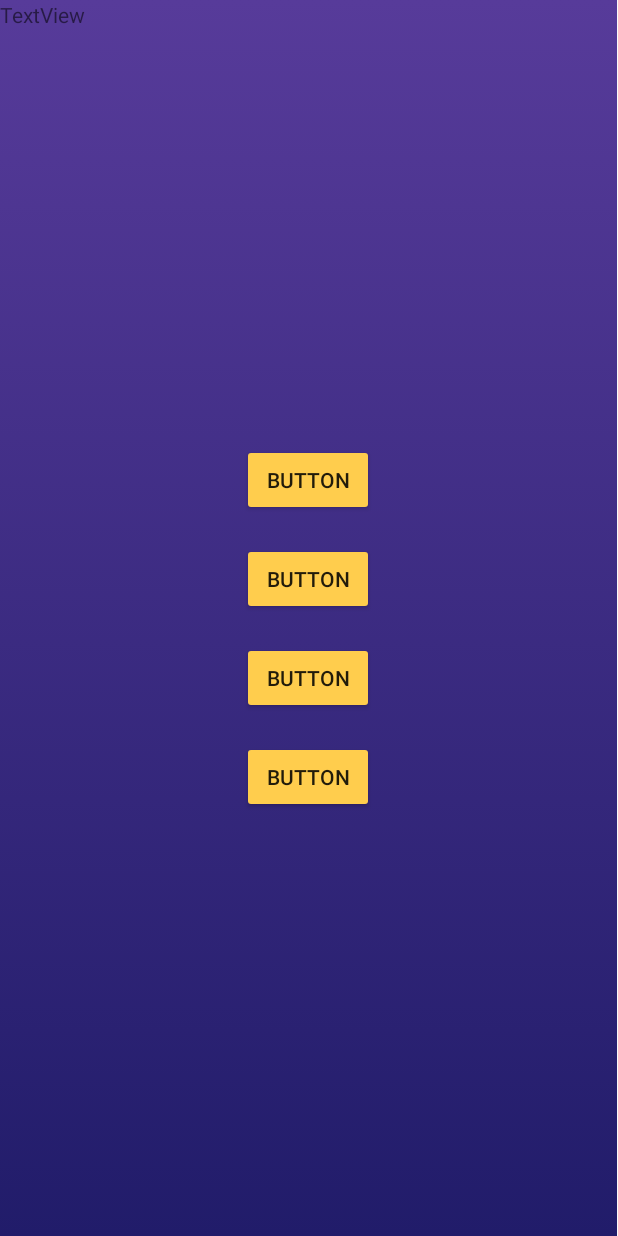
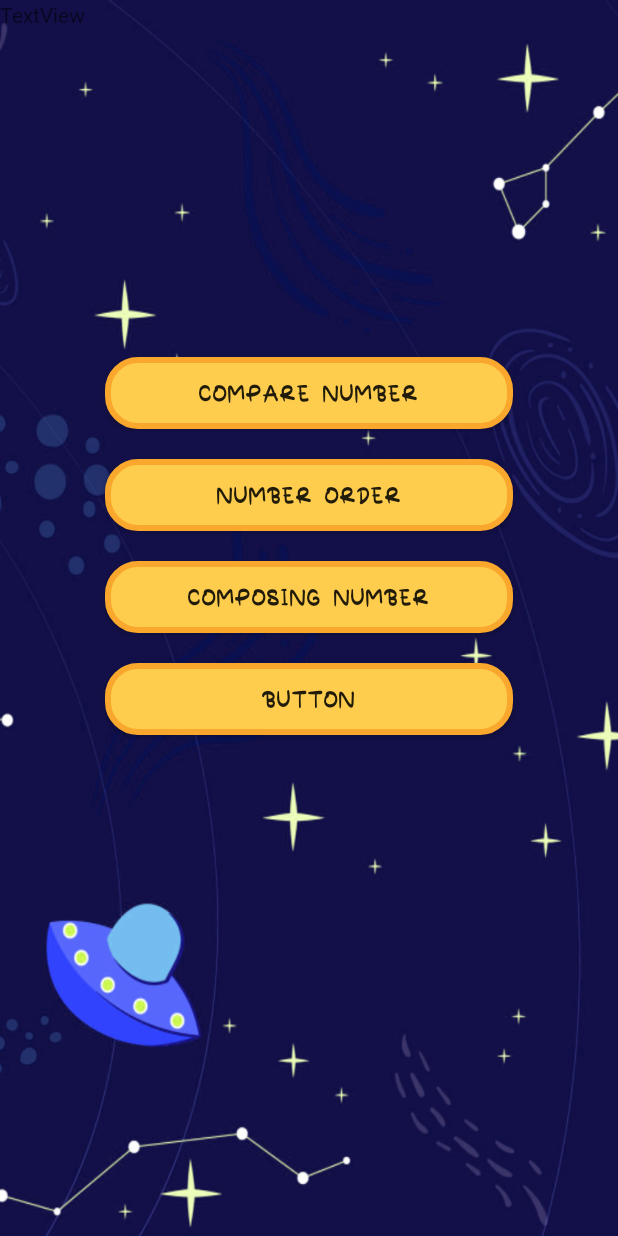
Before and after one commit to Mgling23/MADAssignment1, an Android app: the screen it shows after launch (ChooseGames), after a tap on "PLAY GAMES", on a phone screen of 412 x 824 dp. Run offline under Robolectric (Android 15) with nearby library versions, the phone set to English and light mode, and no system bars.

Commit message:
Update 2

```diff
--- a/app/src/main/AndroidManifest.xml
+++ b/app/src/main/AndroidManifest.xml
@@ -23,6 +23,7 @@
         </activity>
         <activity android:name=".ChooseGames" />
         <activity android:name=".CompareActivity"/>
+        <activity android:name=".OrderActivity"/>
 
     </application>
 
--- a/app/src/main/java/my/edu/utar/assignment1/ChooseGames.java
+++ b/app/src/main/java/my/edu/utar/assignment1/ChooseGames.java
@@ -1,9 +1,13 @@
 package my.edu.utar.assignment1;
 
 import android.content.Intent;
+import android.graphics.Bitmap;
+import android.graphics.BitmapFactory;
+import android.graphics.drawable.BitmapDrawable;
 import android.os.Bundle;
 import android.view.View;
 import android.widget.Button;
+import android.widget.LinearLayout;
 
 import androidx.annotation.Nullable;
 import androidx.appcompat.app.AppCompatActivity;
@@ -17,7 +21,14 @@ public class ChooseGames extends AppCompatActivity {
         super.onCreate(savedInstanceState);
         setContentView(R.layout.activity_choosegame);
 
+        LinearLayout orderLinearLayout = findViewById(R.id.choose_ll);
 
+        BitmapFactory.Options options = new BitmapFactory.Options();
+        options.inSampleSize = 2;
+        Bitmap bg_pic = BitmapFactory.decodeResource(getResources(),R.drawable.all_bg3,options);
+
+        BitmapDrawable bitmapDrawable = new BitmapDrawable(getResources(),bg_pic);
+        orderLinearLayout.setBackground(bitmapDrawable);
         buttonListener = v -> {
             Intent intent;
 
@@ -27,7 +38,7 @@ public class ChooseGames extends AppCompatActivity {
                 startActivity(intent);
             }
             if(btn.getId() == R.id.choOrderBtn) {
-                intent = new Intent(ChooseGames.this,CompareActivity.class);
+                intent = new Intent(ChooseGames.this, OrderActivity.class);
                 startActivity(intent);
             }
             if(btn.getId() == R.id.choCompareBtn) {
--- a/app/src/main/java/my/edu/utar/assignment1/MainActivity.java
+++ b/app/src/main/java/my/edu/utar/assignment1/MainActivity.java
@@ -3,10 +3,14 @@ package my.edu.utar.assignment1;
 import androidx.appcompat.app.AppCompatActivity;
 
 import android.content.Intent;
+import android.graphics.Bitmap;
+import android.graphics.BitmapFactory;
+import android.graphics.drawable.BitmapDrawable;
 import android.graphics.drawable.GradientDrawable;
 import android.os.Bundle;
 import android.view.View;
 import android.widget.Button;
+import android.widget.LinearLayout;
 
 
 public class MainActivity extends AppCompatActivity {
@@ -17,23 +21,14 @@ public class MainActivity extends AppCompatActivity {
         super.onCreate(savedInstanceState);
         setContentView(R.layout.activity_main);
 
-        Button button = findViewById(R.id.homePlayBtn);
-        Button button1 = findViewById(R.id.homeQuitBt);
+        LinearLayout orderLinearLayout = findViewById(R.id.main_ll);
 
-        // Create a GradientDrawable
-        GradientDrawable gradientDrawable = new GradientDrawable(
-                GradientDrawable.Orientation.LEFT_RIGHT, // Gradient orientation
+        BitmapFactory.Options options = new BitmapFactory.Options();
+        options.inSampleSize = 2;
+        Bitmap bg_pic = BitmapFactory.decodeResource(getResources(), R.drawable.all_bg2,options);
 
-                new int[]{getResources().getColor(R.color.startColor), getResources().getColor(R.color.endColor)} // Gradient colors
-        );
-
-        gradientDrawable.setCornerRadius(getResources().getDimension(R.dimen.button_corner_radius));
-
-        // Set the gradient drawable as the background tint
-        button.setBackgroundTintList(null); // To remove any existing tint
-        button.setBackground(gradientDrawable);
-        button1.setBackgroundTintList(null); // To remove any existing tint
-        button1.setBackground(gradientDrawable);
+        BitmapDrawable bitmapDrawable = new BitmapDrawable(getResources(),bg_pic);
+        orderLinearLayout.setBackground(bitmapDrawable);
 
         buttonListener = new View.OnClickListener() {
             @Override
--- /dev/null
+++ b/app/src/main/res/drawable/text_bg.xml
@@ -0,0 +1,4 @@
+<?xml version="1.0" encoding="utf-8"?>
+<shape xmlns:android="http://schemas.android.com/apk/res/android">
+
+</shape>
--- a/app/src/main/res/layout/activity_choosegame.xml
+++ b/app/src/main/res/layout/activity_choosegame.xml
@@ -1,54 +1,63 @@
 <?xml version="1.0" encoding="utf-8"?>
 <LinearLayout xmlns:android="http://schemas.android.com/apk/res/android"
+    android:id="@+id/choose_ll"
     android:layout_width="wrap_content"
     android:layout_height="match_parent"
     android:gravity="center|top"
     android:orientation="vertical"
-    android:background="@drawable/app_bg"
+
     >
 
     <TextView
         android:id="@+id/textView2"
         android:layout_width="411dp"
-        android:layout_height="296dp"
-        android:text="TextView" />
+        android:layout_height="238dp"
+        android:text="TextView"
+        android:fontFamily="@font/amazingkids"
+        />
 
     <Button
         android:id="@+id/choCompareBtn"
-        android:layout_width="wrap_content"
+        android:layout_width="match_parent"
+        android:layout_marginBottom="20dp"
+        android:layout_marginHorizontal="70dp"
         android:layout_height="wrap_content"
+        android:background="@drawable/button_border"
         android:padding="20px"
-        android:text="Button" />
-
-    <Space
-        android:layout_width="match_parent"
-        android:layout_height="18dp" />
+        android:text="@string/game1"
+        android:fontFamily="@font/handkide"
+        />
 
     <Button
+        android:layout_marginBottom="20dp"
+        android:layout_marginHorizontal="70dp"
         android:id="@+id/choOrderBtn"
-        android:layout_width="wrap_content"
+        android:layout_width="match_parent"
         android:layout_height="wrap_content"
-        android:text="Button" />
-
-    <Space
-        android:layout_width="match_parent"
-        android:layout_height="18dp" />
+        android:background="@drawable/button_border"
+        android:text="@string/game2"
+        android:fontFamily="@font/handkide"
+        />
 
     <Button
+        android:layout_marginBottom="20dp"
+        android:layout_marginHorizontal="70dp"
         android:id="@+id/choComposeBtn"
-        android:layout_width="wrap_content"
+        android:layout_width="match_parent"
         android:layout_height="wrap_content"
-        android:text="Button" />
-
-    <Space
-        android:layout_width="match_parent"
-        android:layout_height="18dp" />
+        android:background="@drawable/button_border"
+        android:text="@string/game3"
+        android:fontFamily="@font/handkide"
+        />
 
     <Button
+        android:layout_marginBottom="20dp"
+        android:layout_marginHorizontal="70dp"
         android:id="@+id/choBackBtn"
-        android:layout_width="wrap_content"
+        android:layout_width="match_parent"
         android:layout_height="wrap_content"
+        android:background="@drawable/button_border"
         android:text="Button"
-
+        android:fontFamily="@font/handkide"
         />
 </LinearLayout>
--- a/app/src/main/res/layout/activity_main.xml
+++ b/app/src/main/res/layout/activity_main.xml
@@ -2,6 +2,7 @@
 <LinearLayout xmlns:android="http://schemas.android.com/apk/res/android"
     xmlns:app="http://schemas.android.com/apk/res-auto"
     xmlns:tools="http://schemas.android.com/tools"
+    android:id="@+id/main_ll"
     android:layout_width="match_parent"
     android:layout_height="match_parent"
     android:gravity="center|top"
--- a/app/src/main/res/values/strings.xml
+++ b/app/src/main/res/values/strings.xml
@@ -8,4 +8,7 @@
     <string name="compNum2">7</string>
     <string name="compSubmit">Submit</string>
     <string name="compLvl">Level</string>
+    <string name="game1">Compare Number</string>
+    <string name="game2">Number Order</string>
+    <string name="game3">Composing Number</string>
 </resources>
```
Also changed, not shown: app/src/main/java/my/edu/utar/assignment1/CompareActivity.java (+12 -1 lines), app/src/main/java/my/edu/utar/assignment1/OrderActivity.java (+83 -1 lines), app/src/main/res/drawable/order_num.xml (added, +12 -0 lines), app/src/main/res/layout/activity_compare.xml (+7 -2 lines), app/src/main/res/layout/activity_order.xml (added, +95 -0 lines), app/src/main/res/drawable/all_bg2.png (added), app/src/main/res/drawable/all_bg3.jpg (added), 2 other files.
